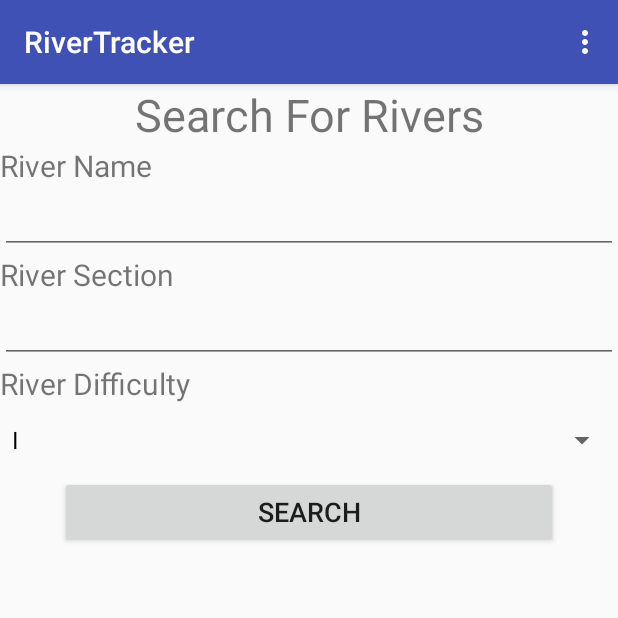
After one commit to Sam-Makman/RiverTracker_app, an Android app: the fragment SearchFragment placed in its activity, on a phone screen of 412 x 824 dp, the top half of it. The commit adds this screen. Run offline under Robolectric (Android 15) with nearby library versions, the phone set to English and light mode, and no system bars.

Commit message:
Finished Search Fragment

```diff
--- /dev/null
+++ b/app/src/main/java/com/makman/rivertracker/Fragments/SearchFragment.java
@@ -0,0 +1,97 @@
+package com.makman.rivertracker.Fragments;
+
+import android.content.Context;
+import android.net.ConnectivityManager;
+import android.net.NetworkInfo;
+import android.os.Bundle;
+import android.support.v4.app.Fragment;
+import android.support.v4.app.FragmentManager;
+import android.util.Log;
+import android.view.LayoutInflater;
+import android.view.View;
+import android.view.View.OnClickListener;
+import android.view.ViewGroup;
+import android.widget.ArrayAdapter;
+import android.widget.Button;
+import android.widget.EditText;
+import android.widget.Spinner;
+import android.widget.Toast;
+
+import com.makman.rivertracker.FavoritesActivity;
+import com.makman.rivertracker.NetworkTasks.MultiRiverNetworkTask;
+import com.makman.rivertracker.R;
+import com.makman.rivertracker.River;
+
+import java.util.ArrayList;
+
+
+public class SearchFragment extends Fragment implements OnClickListener, MultiRiverNetworkTask.MultiRiverNetworkTaskListener {
+
+    private static final String TAG = SearchFragment.class.getSimpleName();
+    public Spinner mSpinner;
+    public Button mButton;
+    public EditText mNameEdit;
+    public EditText mSectionEdit;
+
+    public static SearchFragment newInstance() {
+        return new SearchFragment();
+    }
+
+    @Override
+    public void onCreate(Bundle savedInstanceState) {
+        super.onCreate(savedInstanceState);
+
+    }
+
+    @Override
+    public View onCreateView(LayoutInflater inflater, ViewGroup container,
+                             Bundle savedInstanceState) {
+        View rootView = inflater.inflate(R.layout.fragment_search, container, false);
+
+        mButton = (Button) rootView.findViewById(R.id.search_button);
+        mButton.setOnClickListener(this);
+        mNameEdit = (EditText) rootView.findViewById(R.id.search_edit_river_name);
+        mSectionEdit = (EditText) rootView.findViewById(R.id.search_edit_river_section);
+
+
+
+        mSpinner = (Spinner) rootView.findViewById(R.id.search_spinner_difficulty);
+        ArrayAdapter<CharSequence> spinnerAdapter = ArrayAdapter.createFromResource(getContext(),
+                R.array.difficulty_ratings,
+                android.R.layout.simple_spinner_dropdown_item);
+        spinnerAdapter.setDropDownViewResource(android.R.layout.simple_spinner_dropdown_item);
+        mSpinner.setAdapter(spinnerAdapter);
+        return rootView;
+    }
+
+
+    @Override
+    public void onClick(View v) {
+        Toast.makeText(getContext(), "Button Pressed",Toast.LENGTH_SHORT).show();
+        MultiRiverNetworkTask task;
+        String url = FavoritesActivity.RIVER_URL;
+        url = url + "?";
+        url += "name=" + mNameEdit.getText().toString() + "&";
+        url += "section=" + mSectionEdit.getText().toString() + "&";
+        url += "difficulty=" + mSpinner.getSelectedItem().toString()+"&";
+        url += "commit=Search";
+        Log.d(TAG, url);
+        ConnectivityManager manager = (ConnectivityManager) getContext().getSystemService(Context.CONNECTIVITY_SERVICE);
+        NetworkInfo network = manager.getActiveNetworkInfo();
+        if(network == null || !network.isConnected()){
+            Toast.makeText(getContext(), R.string.cannot_connect, Toast.LENGTH_SHORT).show();
+        }else {
+            task = new MultiRiverNetworkTask(this);
+            task.execute(url);
+        }
+    }
+
+    @Override
+    public void PostExecute(ArrayList<River> rivers) {
+        android.support.v4.app.FragmentTransaction transaction =getActivity().getSupportFragmentManager().beginTransaction();
+        RiversFragment riversFragment = RiversFragment.newInstance(rivers);
+        transaction.replace(R.id.activity_favorite_frame_layout, riversFragment);
+        transaction.addToBackStack(null);
+        transaction.commit();
+    }
+}
--- a/app/src/main/java/com/makman/rivertracker/MultiRiverNetworkTask.java
+++ b/app/src/main/java/com/makman/rivertracker/NetworkTasks/MultiRiverNetworkTask.java
@@ -1,8 +1,9 @@
-package com.makman.rivertracker;
+package com.makman.rivertracker.NetworkTasks;
 
 import android.os.AsyncTask;
 
 import com.google.gson.Gson;
+import com.makman.rivertracker.River;
 
 import java.io.BufferedReader;
 import java.io.IOException;
@@ -13,13 +14,11 @@ import java.net.URL;
 import java.util.ArrayList;
 import java.util.Arrays;
 
-/**
- * Created by sam on 3/21/16.
- */
+
 public class MultiRiverNetworkTask extends AsyncTask<String , Boolean, ArrayList<River>> {
 
-    interface MultiRiverNetworkTaskListener{
-        public void PostExecute(ArrayList<River> rivers);
+    public interface MultiRiverNetworkTaskListener{
+         void PostExecute(ArrayList<River> rivers);
     }
 
     MultiRiverNetworkTaskListener mListener;
--- a/app/src/main/res/layout/activity_favorites.xml
+++ b/app/src/main/res/layout/activity_favorites.xml
@@ -1,16 +1,8 @@
 <?xml version="1.0" encoding="utf-8"?>
-<RelativeLayout xmlns:android="http://schemas.android.com/apk/res/android"
-    xmlns:tools="http://schemas.android.com/tools"
+
+<FrameLayout
+    xmlns:android="http://schemas.android.com/apk/res/android"
+    android:id="@+id/activity_favorite_frame_layout"
     android:layout_width="match_parent"
     android:layout_height="match_parent"
-    android:paddingBottom="@dimen/activity_vertical_margin"
-    android:paddingLeft="@dimen/activity_horizontal_margin"
-    android:paddingRight="@dimen/activity_horizontal_margin"
-    android:paddingTop="@dimen/activity_vertical_margin"
-    tools:context="com.makman.rivertracker.FavoritesActivity">
-
-    <android.support.v7.widget.RecyclerView
-        android:id="@+id/activity_favorite_recycler_view"
-        android:layout_width="match_parent"
-        android:layout_height="wrap_content"/>
-</RelativeLayout>
+    />
--- /dev/null
+++ b/app/src/main/res/layout/fragment_search.xml
@@ -0,0 +1,70 @@
+<RelativeLayout xmlns:android="http://schemas.android.com/apk/res/android"
+    xmlns:tools="http://schemas.android.com/tools"
+    android:layout_width="match_parent"
+    android:layout_height="match_parent"
+    tools:context="com.makman.rivertracker.Fragments.SearchFragment"
+    android:orientation="horizontal">
+
+    <TextView
+        android:id="@+id/search_title"
+        android:layout_width="match_parent"
+        android:layout_height="wrap_content"
+        android:textAlignment="center"
+        android:text="@string/search_title"
+        android:textSize="30sp"
+        />
+    <TextView
+        android:id="@+id/search_text_river_name"
+        android:layout_width="match_parent"
+        android:layout_height="wrap_content"
+        android:text="@string/search_river_name"
+        android:textSize="20sp"
+        android:layout_below="@id/search_title"
+        />
+    <EditText
+        android:id="@+id/search_edit_river_name"
+        android:inputType="text"
+        android:layout_width="match_parent"
+        android:layout_height="wrap_content"
+        android:layout_below="@id/search_text_river_name"/>
+    <TextView
+        android:id="@+id/search_text_river_section"
+        android:layout_width="match_parent"
+        android:layout_height="wrap_content"
+        android:text="@string/search_section"
+        android:textSize="20sp"
+        android:layout_below="@id/search_edit_river_name"
+        />
+    <EditText
+        android:id="@+id/search_edit_river_section"
+        android:inputType="text"
+        android:layout_width="match_parent"
+        android:layout_height="wrap_content"
+        android:layout_below="@id/search_text_river_section"/>
+    <TextView
+        android:id="@+id/search_text_river_difficulty"
+        android:layout_width="match_parent"
+        android:layout_height="wrap_content"
+        android:text="@string/river_difficulty"
+        android:textSize="20sp"
+        android:layout_below="@id/search_edit_river_section"
+        />
+
+    <Spinner
+        android:id="@+id/search_spinner_difficulty"
+        android:layout_width="match_parent"
+        android:layout_height="wrap_content"
+        android:layout_below="@id/search_text_river_difficulty"/>
+
+    <Button
+        android:id="@+id/search_button"
+        android:layout_width="match_parent"
+        android:layout_height="wrap_content"
+        android:layout_below="@id/search_spinner_difficulty"
+        android:text="@string/search_search"
+        android:layout_marginLeft="40dp"
+        android:layout_marginRight="40dp"
+        android:textSize="18sp"
+        />
+
+</RelativeLayout>
--- a/app/src/main/res/values/strings.xml
+++ b/app/src/main/res/values/strings.xml
@@ -7,4 +7,21 @@
     <string name="river_detail_flow_string">riverFlowString</string>
     <string name="river_detail_description_string">riverDescriptionString</string>
     <string name="cfs">%s cfs</string>
+
+    <!-- TODO: Remove or change this placeholder text -->
+    <string name="hello_blank_fragment">Hello blank fragment</string>
+    <string name="search_river_name">River Name</string>
+    <string name="search_search">Search</string>
+    <string name="search_section">River Section</string>
+    <string name="river_difficulty">River Difficulty</string>
+    <string name="search_title">Search For Rivers</string>
+    <string name="cannot_connect">Cannot Load Rivers</string>
+    <string name="search_rivers">Search Rivers</string>
+    <string-array name="difficulty_ratings">
+        <item>I</item>
+        <item>II</item>
+        <item>III</item>
+        <item>IV</item>
+        <item>V</item>
+    </string-array>
 </resources>
```
Also changed, not shown: app/build.gradle (+8 -2 lines), app/src/main/java/com/makman/rivertracker/FavoritesActivity.java (+42 -12 lines), app/src/main/java/com/makman/rivertracker/Fragments/RiversFragment.java (added, +87 -0 lines), app/src/main/java/com/makman/rivertracker/River.java (+113 -6 lines), app/src/main/res/layout/fragment_rivers.xml (added, +12 -0 lines), app/src/main/res/menu/search_menu.xml (added, +10 -0 lines).
